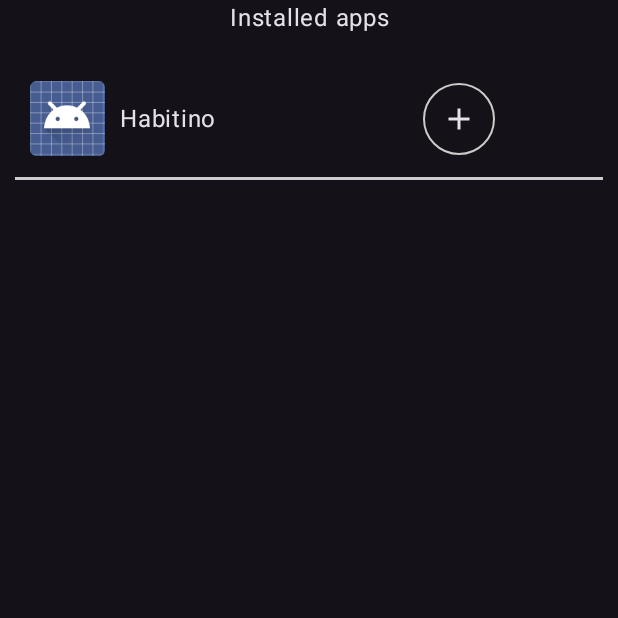
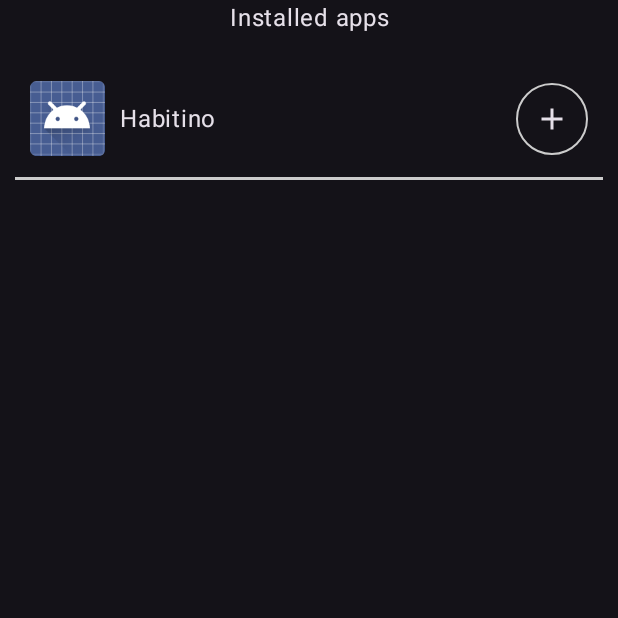
Before and after one commit to sali1290/Habitino, an Android app built with Jetpack Compose: the composable InstalledAppScreen shown on its own in the app's theme, on a phone screen of 412 x 824 dp, the top half of it. Run offline under Robolectric (Android 15) with nearby library versions, the phone set to English and light mode, and no system bars; our stand-ins replace Dagger/Hilt's generated code, Room's generated code.

Commit message:
refactor: Fix AppItem save button position

```diff
--- a/app/src/main/java/com/sali/habitino/view/component/AppItem.kt
+++ b/app/src/main/java/com/sali/habitino/view/component/AppItem.kt
@@ -76,7 +76,7 @@ fun AppItem(
         Row(
             modifier = Modifier.weight(0.3f),
             verticalAlignment = Alignment.CenterVertically,
-            horizontalArrangement = Arrangement.SpaceBetween
+            horizontalArrangement = Arrangement.End
         ) {
             if (message.isNotEmpty()) {
                 IconButton(onClick = onEditClick) {
```
